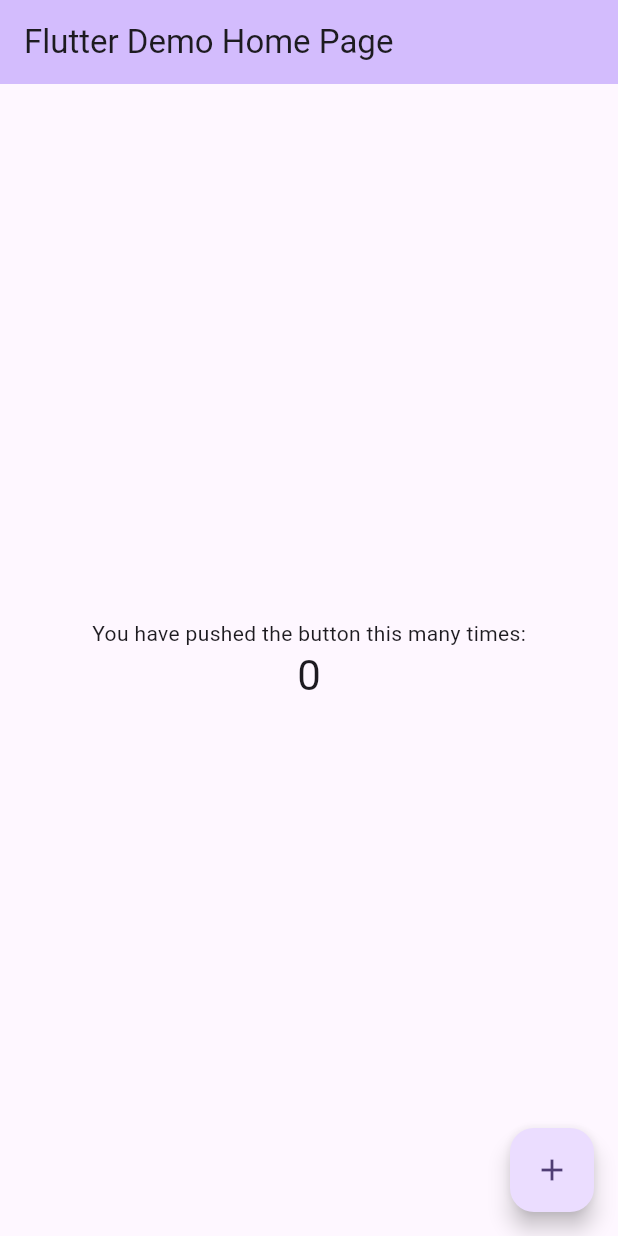
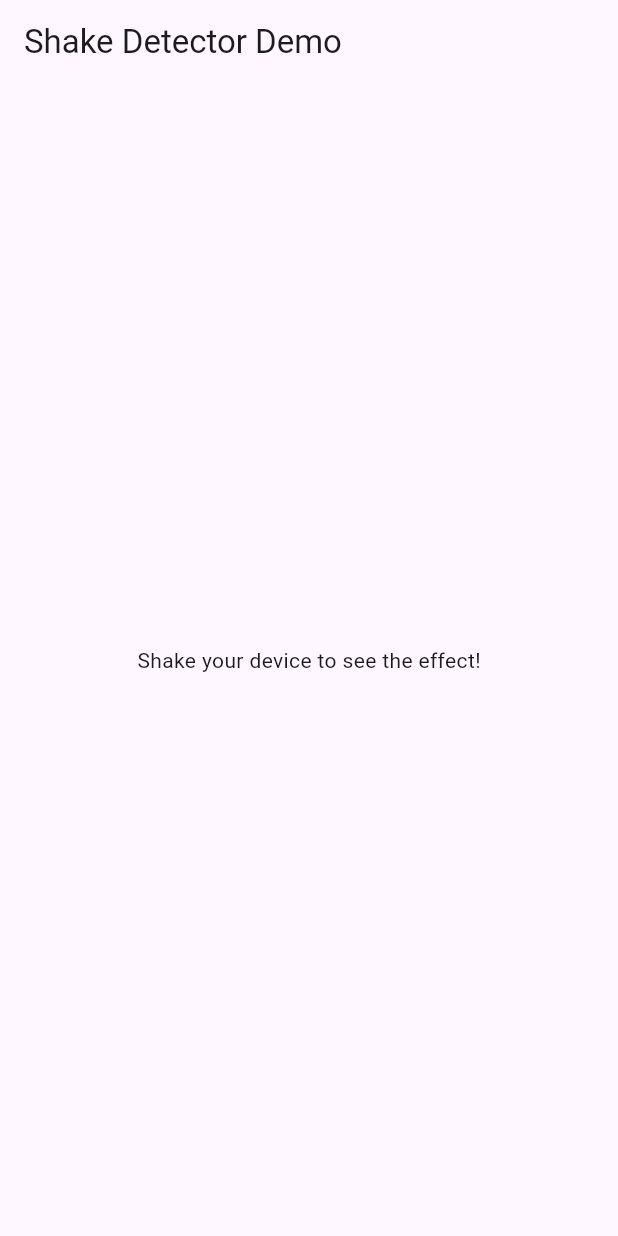
Before and after one commit to oka-teruhiro/sanchu6f, a Flutter app: the screen it shows after launch, on a phone screen of 412 x 824 dp. Run offline on Flutter 3.47's test engine with Material 3 defaults, Android fonts, the light colour scheme and no system bars; missing offline and left inert: shake.

Commit message:
4: シェイク検出機能を実装

```diff
--- a/lib/main.dart
+++ b/lib/main.dart
@@ -1,125 +1,69 @@
 import 'package:flutter/material.dart';
+import 'package:shake/shake.dart';
 
 void main() {
-  runApp(const MyApp());
+  runApp(MyApp());
 }
 
 class MyApp extends StatelessWidget {
-  const MyApp({super.key});
-
-  // This widget is the root of your application.
   @override
   Widget build(BuildContext context) {
     return MaterialApp(
-      title: 'Flutter Demo',
-      theme: ThemeData(
-        // This is the theme of your application.
-        //
-        // TRY THIS: Try running your application with "flutter run". You'll see
-        // the application has a purple toolbar. Then, without quitting the app,
-        // try changing the seedColor in the colorScheme below to Colors.green
-        // and then invoke "hot reload" (save your changes or press the "hot
-        // reload" button in a Flutter-supported IDE, or press "r" if you used
-        // the command line to start the app).
-        //
-        // Notice that the counter didn't reset back to zero; the application
-        // state is not lost during the reload. To reset the state, use hot
-        // restart instead.
-        //
-        // This works for code too, not just values: Most code changes can be
-        // tested with just a hot reload.
-        colorScheme: ColorScheme.fromSeed(seedColor: Colors.deepPurple),
-        useMaterial3: true,
-      ),
-      home: const MyHomePage(title: 'Flutter Demo Home Page'),
+      home: ShakeDetectorDemo(),
     );
   }
 }
 
-class MyHomePage extends StatefulWidget {
-  const MyHomePage({super.key, required this.title});
+class ShakeDetectorDemo extends StatefulWidget {
+  @override
+  _ShakeDetectorDemoState createState() => _ShakeDetectorDemoState();
+}
 
-  // This widget is the home page of your application. It is stateful, meaning
-  // that it has a State object (defined below) that contains fields that affect
-  // how it looks.
-
-  // This class is the configuration for the state. It holds the values (in this
-  // case the title) provided by the parent (in this case the App widget) and
-  // used by the build method of the State. Fields in a Widget subclass are
-  // always marked "final".
-
-  final String title;
+class _ShakeDetectorDemoState extends State<ShakeDetectorDemo> {
+  ShakeDetector? _shakeDetector;
 
   @override
-  State<MyHomePage> createState() => _MyHomePageState();
-}
+  void initState() {
+    super.initState();
+    // シェイク検出器を初期化し、シェイクが検出されたときのコールバックを設定します
+    _shakeDetector = ShakeDetector.autoStart(
+      onPhoneShake: () {
+        // シェイクが検出されたときの処理
+        showDialog(
+          context: context,
+          builder: (context) => AlertDialog(
+            title: Text("Shake Detected"),
+            content: Text("You shook the device!"),
+            actions: [
+              TextButton(
+                onPressed: () {
+                  Navigator.of(context).pop();
+                },
+                child: Text("OK"),
+              ),
+            ],
+          ),
+        );
+      },
+    );
+  }
 
-class _MyHomePageState extends State<MyHomePage> {
-  int _counter = 0;
-
-  void _incrementCounter() {
-    setState(() {
-      // This call to setState tells the Flutter framework that something has
-      // changed in this State, which causes it to rerun the build method below
-      // so that the display can reflect the updated values. If we changed
-      // _counter without calling setState(), then the build method would not be
-      // called again, and so nothing would appear to happen.
-      _counter++;
-    });
+  @override
+  void dispose() {
+    // シェイク検出器を破棄します
+    _shakeDetector?.stopListening();
+    super.dispose();
   }
 
   @override
   Widget build(BuildContext context) {
-    // This method is rerun every time setState is called, for instance as done
-    // by the _incrementCounter method above.
-    //
-    // The Flutter framework has been optimized to make rerunning build methods
-    // fast, so that you can just rebuild anything that needs updating rather
-    // than having to individually change instances of widgets.
     return Scaffold(
       appBar: AppBar(
-        // TRY THIS: Try changing the color here to a specific color (to
-        // Colors.amber, perhaps?) and trigger a hot reload to see the AppBar
-        // change color while the other colors stay the same.
-        backgroundColor: Theme.of(context).colorScheme.inversePrimary,
-        // Here we take the value from the MyHomePage object that was created by
-        // the App.build method, and use it to set our appbar title.
-        title: Text(widget.title),
+        title: Text("Shake Detector Demo"),
       ),
       body: Center(
-        // Center is a layout widget. It takes a single child and positions it
-        // in the middle of the parent.
-        child: Column(
-          // Column is also a layout widget. It takes a list of children and
-          // arranges them vertically. By default, it sizes itself to fit its
-          // children horizontally, and tries to be as tall as its parent.
-          //
-          // Column has various properties to control how it sizes itself and
-          // how it positions its children. Here we use mainAxisAlignment to
-          // center the children vertically; the main axis here is the vertical
-          // axis because Columns are vertical (the cross axis would be
-          // horizontal).
-          //
-          // TRY THIS: Invoke "debug painting" (choose the "Toggle Debug Paint"
-          // action in the IDE, or press "p" in the console), to see the
-          // wireframe for each widget.
-          mainAxisAlignment: MainAxisAlignment.center,
-          children: <Widget>[
-            const Text(
-              'You have pushed the button this many times:',
-            ),
-            Text(
-              '$_counter',
-              style: Theme.of(context).textTheme.headlineMedium,
-            ),
-          ],
-        ),
+        child: Text("Shake your device to see the effect!"),
       ),
-      floatingActionButton: FloatingActionButton(
-        onPressed: _incrementCounter,
-        tooltip: 'Increment',
-        child: const Icon(Icons.add),
-      ), // This trailing comma makes auto-formatting nicer for build methods.
     );
   }
 }
```
Also changed, not shown: 3 other files.
